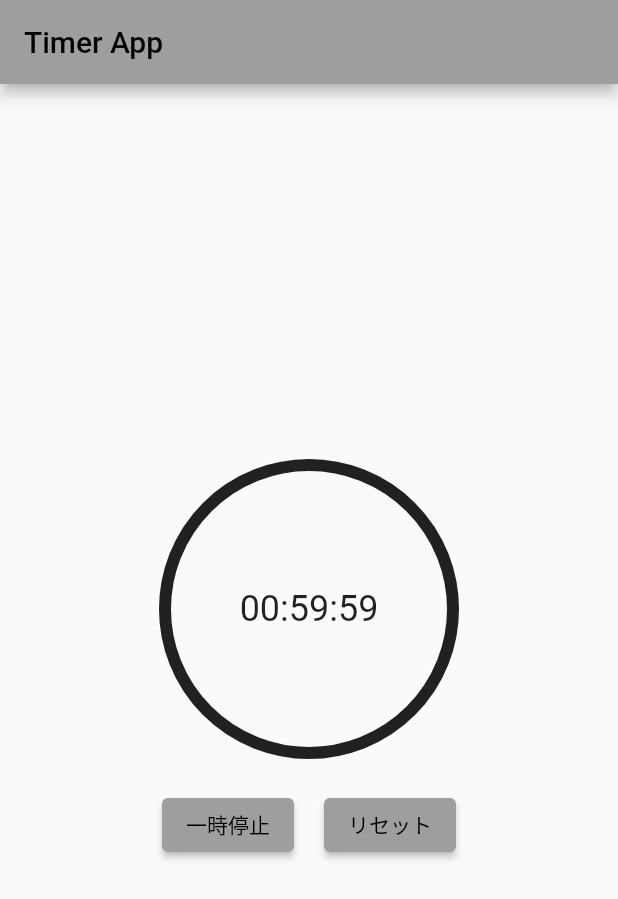
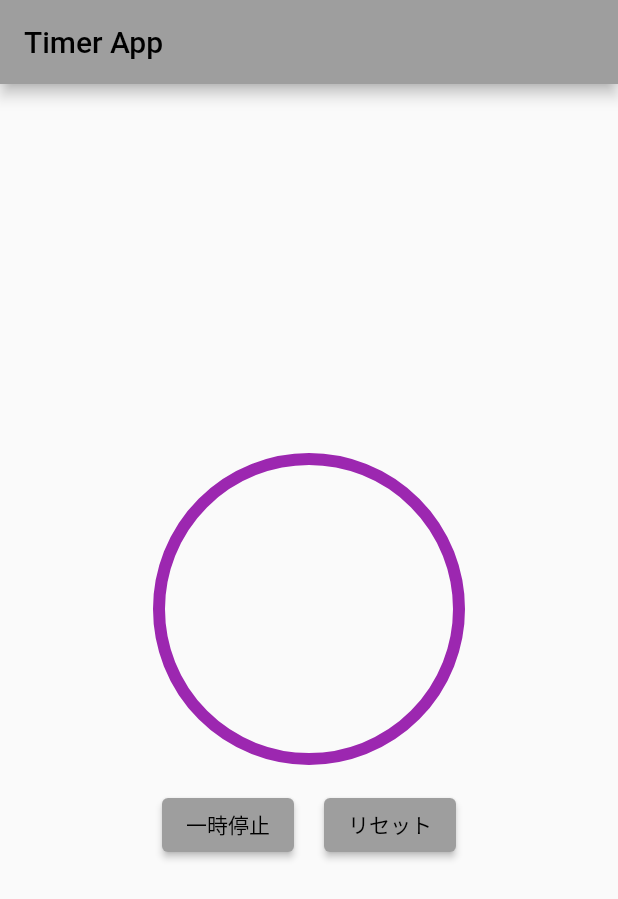
Before and after one commit to yuki-325/telephone_seal, a Flutter app: the screen it shows after launch, after a tap on "開始", on a phone screen of 412 x 824 dp. Shown: the top 899 px of the screen. Run offline on Flutter 3.47's test engine with Material 2 defaults, Android fonts, the phone set to English and light mode, and no system bars; our stand-ins replace flutter_login, logger; Roboto replaces fonts that are missing (NotoSans, OpenSans).

Commit message:
[fix] ゲージ動かない パーセンテージが変更されてない？ 作業中

```diff
--- /dev/null
+++ b/lib/common/utils/timer_gauge_painter.dart
@@ -0,0 +1,40 @@
+import 'dart:math';
+
+import 'package:flutter/material.dart';
+
+class TimerGaugePainter extends CustomPainter {
+  final double percentage; // ゲージの割合（0.0から1.0までの値）
+  final Color color; // ゲージの色
+
+  TimerGaugePainter({
+    required this.percentage,
+    required this.color,
+  });
+
+  @override
+  void paint(Canvas canvas, Size size) {
+    final paint = Paint()
+      ..color = color // ゲージの色を設定
+      ..strokeCap = StrokeCap.round // 線の端を丸くする
+      ..style = PaintingStyle.stroke // 線を描画モードで描画
+      ..strokeWidth = 8.0; // 線の幅
+
+    final center = Offset(size.width / 2, size.height / 2); // 中心座標を計算
+    final radius = min(size.width / 2, size.height / 2); // 半径を計算
+    final sweepAngle = 2 * pi * percentage; // 弧の角度を計算
+
+    // 弧を描画（中心座標、半径、開始角度（上から時計回り）、弧の角度、描画スタイル）
+    canvas.drawArc(
+      Rect.fromCircle(center: center, radius: radius),
+      -pi / 2, // 開始角度（上から時計回り）
+      sweepAngle, // 弧の角度
+      false, // 弧を塗りつぶさない
+      paint, // 描画設定
+    );
+  }
+
+  @override
+  bool shouldRepaint(covariant CustomPainter oldDelegate) {
+    return false;
+  }
+}
--- a/lib/models/timer_model.dart
+++ b/lib/models/timer_model.dart
@@ -1,6 +1,7 @@
 import 'dart:async';
 
 import 'package:flutter/material.dart';
+import 'package:flutter/src/scheduler/ticker.dart';
 import 'package:telephone_seal/common/utils/logger_util.dart';
 
 class TimerModel extends ChangeNotifier {
@@ -8,10 +9,20 @@ class TimerModel extends ChangeNotifier {
   late Duration _currentDuration; // 現在の残り時間を格納する変数
   bool _isActive = false;
   late Timer _timer;
-
+  late final TickerProvider _tickerProvider;
+  late AnimationController _controller;
   TimerModel(String initialTime) {
     _initialDuration = parseTime(initialTime); // 指定された時間を解析してDurationに変換
     _currentDuration = _initialDuration;
+    _tickerProvider = TimerModelTickerProvider();
+    _controller = AnimationController(
+      vsync: _tickerProvider, // カスタムクラスを使用
+      duration: const Duration(seconds: 1),
+    );
+  }
+
+  AnimationController get controller {
+    return _controller;
   }
 
   String get timeRemaining {
@@ -22,6 +33,19 @@ class TimerModel extends ChangeNotifier {
     final seconds =
         (_currentDuration.inSeconds % 60).toString().padLeft(2, '0');
     return '$hours:$minutes:$seconds';
+  }
+
+  double get percentage {
+    final currentMilliseconds = _currentDuration.inMilliseconds;
+    final totalMilliseconds = _initialDuration.inMilliseconds;
+
+    if (currentMilliseconds <= 0 || totalMilliseconds <= 0) {
+      return 0.0;
+    }
+
+    final percentage =
+        (currentMilliseconds / totalMilliseconds).clamp(0.0, 1.0);
+    return percentage;
   }
 
   bool get isActive => _isActive;
@@ -38,8 +62,16 @@ class TimerModel extends ChangeNotifier {
         notifyListeners();
       }
     });
+    if (_controller.isAnimating) {
+      _controller.stop();
+    }
+    _controller.reset();
+    _controller.duration = _currentDuration;
+    _controller.forward();
+    // タイマーの残り時間に応じて`percentage`を更新
+    // 例: タイマーが進行する度に `percentage = 新しい割合` を計算し、`notifyListeners()`を呼び出す
+    notifyListeners();
     _isActive = true;
-    notifyListeners();
     LoggerUtil.debug("startTimer() end");
   }
 
@@ -50,6 +82,10 @@ class TimerModel extends ChangeNotifier {
       _isActive = false;
       notifyListeners();
     }
+    if (_controller.isAnimating) {
+      _controller.stop();
+      // _controller.dispose();
+    }
     LoggerUtil.debug("stopTimer() end");
   }
 
@@ -58,6 +94,7 @@ class TimerModel extends ChangeNotifier {
     _timer.cancel();
     _currentDuration = _initialDuration;
     _isActive = false;
+    _controller.stop();
     notifyListeners();
     LoggerUtil.debug("resetTimer() end");
   }
@@ -77,3 +114,10 @@ class TimerModel extends ChangeNotifier {
     return Duration.zero;
   }
 }
+
+class TimerModelTickerProvider implements TickerProvider {
+  @override
+  Ticker createTicker(TickerCallback onTick) {
+    return Ticker(onTick);
+  }
+}
--- a/lib/widget/timer_gauge_widget.dart
+++ b/lib/widget/timer_gauge_widget.dart
@@ -1,29 +1,62 @@
 import 'package:flutter/material.dart';
 import 'package:provider/provider.dart';
+import 'package:telephone_seal/common/utils/timer_gauge_painter.dart';
 import 'package:telephone_seal/models/timer_model.dart';
 
-class TimerGaugeWidget extends StatelessWidget {
-  final double radius = 100.0; // ゲージの半径
-  final double strokeWidth = 8.0; // ゲージの太さ
+class TimerGaugeWidget extends StatefulWidget {
   const TimerGaugeWidget({
     super.key,
   });
+  @override
+  State<TimerGaugeWidget> createState() => _TimerGaugeWidgetState();
+}
+
+class _TimerGaugeWidgetState extends State<TimerGaugeWidget>
+    with SingleTickerProviderStateMixin {
+  final double radius = 100.0; // ゲージの半径
+  final double strokeWidth = 8.0; // ゲージの太さ
+  @override
+  void initState() {
+    super.initState();
+  }
 
   @override
   Widget build(BuildContext context) {
     final timerModel = Provider.of<TimerModel>(context, listen: true);
-    return Container(
-      width: radius * 2,
-      height: radius * 2,
-      decoration: BoxDecoration(
-          shape: BoxShape.circle,
-          border: Border.all(color: Colors.black87, width: strokeWidth)),
-      child: Center(
-        child: Text(
-          timerModel.timeRemaining,
-          style: const TextStyle(fontSize: 24),
-        ),
-      ),
-    );
+    return AnimatedBuilder(
+        animation: Tween<double>(
+          begin: timerModel.percentage,
+          end: 0,
+        ).animate(CurvedAnimation(
+            parent: timerModel.controller, curve: Curves.easeInOut)),
+        builder: (BuildContext context, Widget? child) {
+          return CustomPaint(
+            size: Size(radius * 2, radius * 2),
+            painter: TimerGaugePainter(
+                percentage: timerModel.percentage, color: Colors.purple),
+          );
+        });
   }
 }
+    // return SizedBox(
+    //   // width: double.infinity,
+    //   // height: double.infinity,
+    //   // decoration: BoxDecoration(
+    //   //     shape: BoxShape.circle,
+    //   //     border: Border.all(color: Colors.black87, width: strokeWidth)),
+    //   child: Row(
+    //     children: [
+    //       // TODO timer gauge仮
+    //       CustomPaint(
+    //         size: Size(radius * 2, radius * 2),
+    //         painter: TimerGaugePainter(percentage: 1, color: Colors.purple),
+    //       ),
+    //       Center(
+    //         child: Text(
+    //           timerModel.timeRemaining,
+    //           style: const TextStyle(fontSize: 24),
+    //         ),
+    //       )
+    //     ],
+    //   ),
+    // );
--- a/lib/widget/timer_widget.dart
+++ b/lib/widget/timer_widget.dart
@@ -1,5 +1,6 @@
 import 'package:flutter/material.dart';
 import 'package:provider/provider.dart';
+import 'package:telephone_seal/common/utils/timer_gauge_painter.dart';
 import 'package:telephone_seal/models/timer_model.dart';
 import 'package:telephone_seal/widget/timer_gauge_widget.dart';
 
@@ -14,14 +15,15 @@ class TimerWidget extends StatelessWidget {
     return Column(
       mainAxisAlignment: MainAxisAlignment.center,
       children: <Widget>[
-        timerModel.isActive
-            ? const TimerGaugeWidget()
-            :
-            // 残り時間のテキスト
-            Text(
-                timerModel.timeRemaining,
-                style: const TextStyle(fontSize: 24),
-              ),
+        // timerModel.isActive
+        //     ?
+        const TimerGaugeWidget(),
+        //     :
+        //     // 残り時間のテキスト
+        // Text(
+        //   timerModel.timeRemaining,
+        //   style: const TextStyle(fontSize: 24),
+        // ),
         // タイマーのゲージ
         const SizedBox(height: 20),
         Row(
```
Also changed, not shown: 1 other file.
